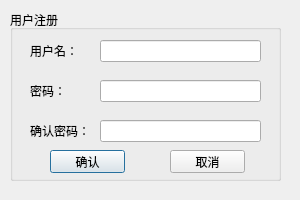
This is registerdialog.ui in zzx02/BookManagement as Qt 5 draws it before an edit. The edited form follows.
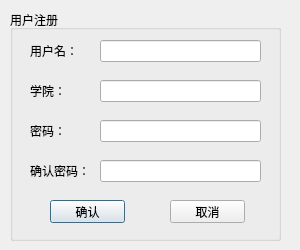
This is the edited form.

Diff of the .ui file:
```diff
--- a/registerdialog.ui
+++ b/registerdialog.ui
@@ -7,7 +7,7 @@
     <x>0</x>
     <y>0</y>
     <width>300</width>
-    <height>200</height>
+    <height>250</height>
    </rect>
   </property>
   <property name="windowTitle">
@@ -19,7 +19,7 @@
      <x>10</x>
      <y>10</y>
      <width>271</width>
-     <height>171</height>
+     <height>231</height>
     </rect>
    </property>
    <property name="title">
@@ -34,7 +34,7 @@
       <height>22</height>
      </rect>
     </property>
-    <layout class="QHBoxLayout" name="username" stretch="4,10">
+    <layout class="QHBoxLayout" name="e" stretch="4,10">
      <item>
       <widget class="QLabel" name="label">
        <property name="text">
@@ -43,7 +43,7 @@
       </widget>
      </item>
      <item>
-      <widget class="QLineEdit" name="lineEdit"/>
+      <widget class="QLineEdit" name="username"/>
      </item>
     </layout>
    </widget>
@@ -51,12 +51,12 @@
     <property name="geometry">
      <rect>
       <x>20</x>
-      <y>70</y>
+      <y>110</y>
       <width>231</width>
       <height>22</height>
      </rect>
     </property>
-    <layout class="QHBoxLayout" name="password" stretch="4,10">
+    <layout class="QHBoxLayout" name="r" stretch="4,10">
      <item>
       <widget class="QLabel" name="label_2">
        <property name="text">
@@ -65,7 +65,11 @@
       </widget>
      </item>
      <item>
-      <widget class="QLineEdit" name="lineEdit_2"/>
+      <widget class="QLineEdit" name="password">
+       <property name="echoMode">
+        <enum>QLineEdit::Password</enum>
+       </property>
+      </widget>
      </item>
     </layout>
    </widget>
@@ -73,7 +77,7 @@
     <property name="geometry">
      <rect>
       <x>20</x>
-      <y>110</y>
+      <y>150</y>
       <width>231</width>
       <height>22</height>
      </rect>
@@ -87,7 +91,11 @@
       </widget>
      </item>
      <item>
-      <widget class="QLineEdit" name="lineEdit_3"/>
+      <widget class="QLineEdit" name="lineEdit_3">
+       <property name="echoMode">
+        <enum>QLineEdit::Password</enum>
+       </property>
+      </widget>
      </item>
     </layout>
    </widget>
@@ -95,7 +103,7 @@
     <property name="geometry">
      <rect>
       <x>40</x>
-      <y>140</y>
+      <y>190</y>
       <width>75</width>
       <height>23</height>
      </rect>
@@ -108,7 +116,7 @@
     <property name="geometry">
      <rect>
       <x>160</x>
-      <y>140</y>
+      <y>190</y>
       <width>75</width>
       <height>23</height>
      </rect>
@@ -117,6 +125,32 @@
      <string>取消</string>
     </property>
    </widget>
+   <widget class="QWidget" name="horizontalLayoutWidget_4">
+    <property name="geometry">
+     <rect>
+      <x>20</x>
+      <y>70</y>
+      <width>231</width>
+      <height>22</height>
+     </rect>
+    </property>
+    <layout class="QHBoxLayout" name="f" stretch="4,10">
+     <item>
+      <widget class="QLabel" name="label_4">
+       <property name="text">
+        <string>学院：</string>
+       </property>
+      </widget>
+     </item>
+     <item>
+      <widget class="QLineEdit" name="department">
+       <property name="echoMode">
+        <enum>QLineEdit::Normal</enum>
+       </property>
+      </widget>
+     </item>
+    </layout>
+   </widget>
   </widget>
  </widget>
  <resources/>
```
Left out of the diff: 2 changed lines with no effect on the pictures.
